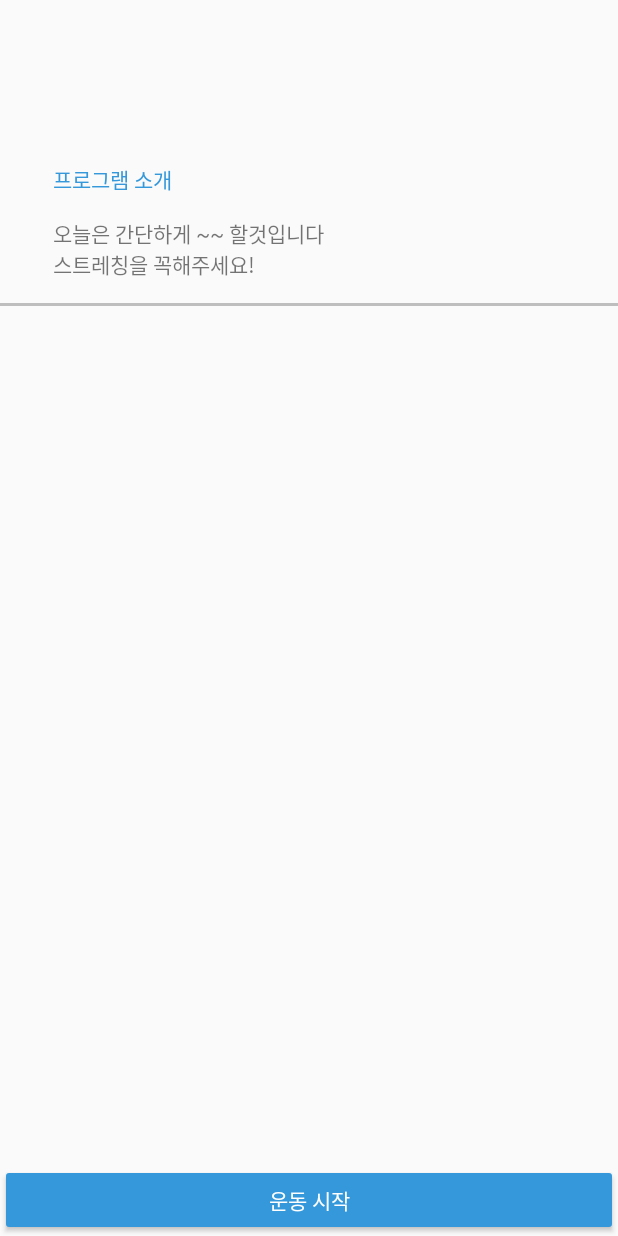
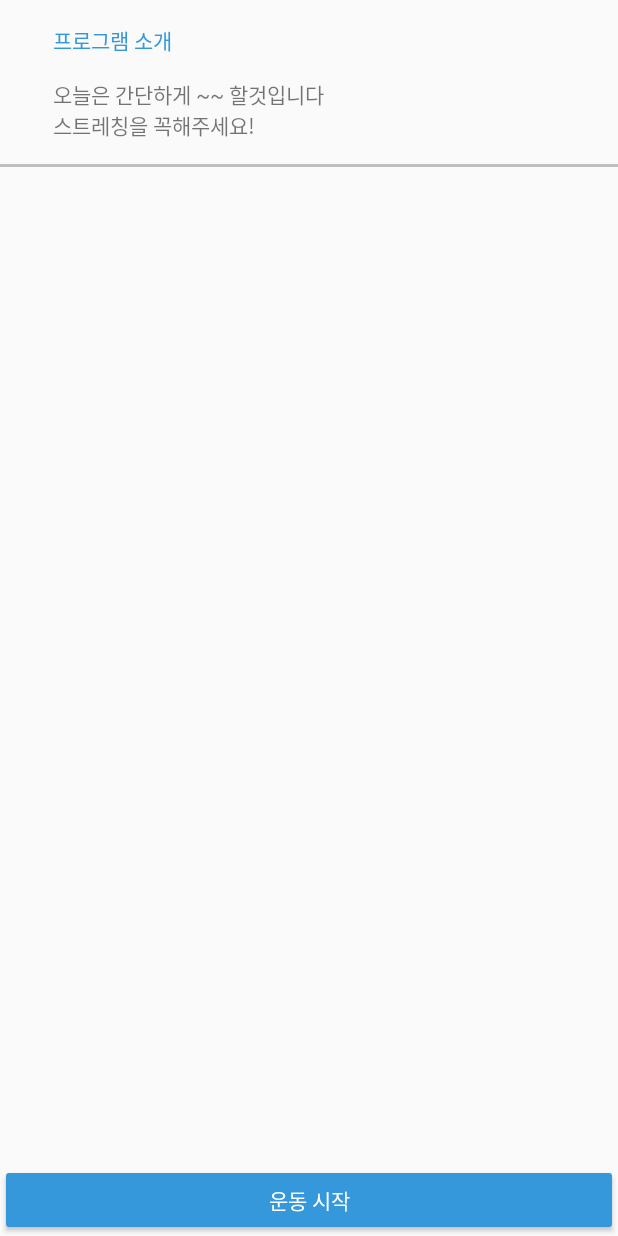
Before and after one commit to Ohrotan/AI-Fitness, an Android app: the layout activity_before_day_exr_program.xml on its own in the app's theme, with its tools: preview values and no code run, on a phone screen of 412 x 824 dp. Run offline under Robolectric (Android 15) with nearby library versions, the phone set to English and light mode, and no system bars.

Commit message:
수정: activity_before_day_exr_program.xml 추가: 없음

```diff
--- a/app/src/main/res/layout/activity_before_day_exr_program.xml
+++ b/app/src/main/res/layout/activity_before_day_exr_program.xml
@@ -8,12 +8,12 @@
 
     <LinearLayout
         android:layout_width="match_parent"
-        android:layout_height="680dp"
+        android:layout_height="0dp"
         android:layout_marginBottom="3dp"
         android:orientation="vertical"
         app:layout_constraintBottom_toTopOf="@+id/button2"
         app:layout_constraintStart_toStartOf="parent"
-        android:gravity="top">
+        app:layout_constraintTop_toTopOf="parent">
 
         <TextView
             android:id="@+id/textView2"
@@ -42,7 +42,7 @@
         <androidx.recyclerview.widget.RecyclerView
             android:id="@+id/activity_before_day_exr_program_rv"
             android:layout_width="match_parent"
-            android:layout_height="580dp"
+            android:layout_height="match_parent"
             android:layout_marginTop="1dp" />
     </LinearLayout>
 
```
